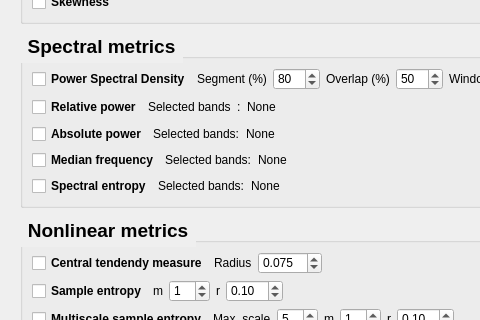
Before: the Qt Designer form eeg_features/parameters/view.ui in medusabci/medusa-analyzer, drawn with Qt 5; both pictures show x 0 to 480 and y 213 to 533 of the 712 by 839 pixel window.
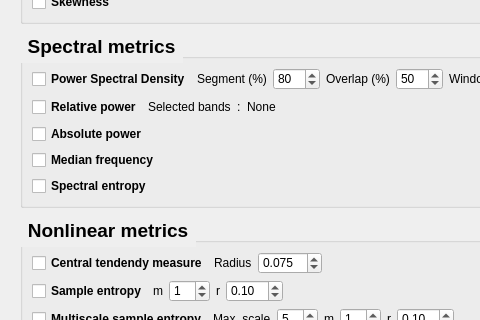
After: the same form once the commit is applied.

```diff
--- a/eeg_features/parameters/view.ui
+++ b/eeg_features/parameters/view.ui
@@ -506,20 +506,6 @@
               </property>
              </widget>
             </item>
-            <item>
-             <widget class="QLabel" name="apselectedbandsLabel">
-              <property name="text">
-               <string>Selected bands:</string>
-              </property>
-             </widget>
-            </item>
-            <item>
-             <widget class="QLabel" name="apLabel">
-              <property name="text">
-               <string>None</string>
-              </property>
-             </widget>
-            </item>
             <item>
              <spacer name="horizontalSpacer_6">
               <property name="orientation">
@@ -553,20 +539,6 @@
               </property>
              </widget>
             </item>
-            <item>
-             <widget class="QLabel" name="mfselectedbandsLabel">
-              <property name="text">
-               <string>Selected bands:</string>
-              </property>
-             </widget>
-            </item>
-            <item>
-             <widget class="QLabel" name="mfLabel">
-              <property name="text">
-               <string>None</string>
-              </property>
-             </widget>
-            </item>
             <item>
              <spacer name="horizontalSpacer_5">
               <property name="orientation">
@@ -600,20 +572,6 @@
               </property>
              </widget>
             </item>
-            <item>
-             <widget class="QLabel" name="seselectedbandsLabel">
-              <property name="text">
-               <string>Selected bands:</string>
-              </property>
-             </widget>
-            </item>
-            <item>
-             <widget class="QLabel" name="seLabel">
-              <property name="text">
-               <string>None</string>
-              </property>
-             </widget>
-            </item>
             <item>
              <spacer name="horizontalSpacer_7">
               <property name="orientation">
```
Left out of the diff: 4 changed lines with no effect on the pictures.
